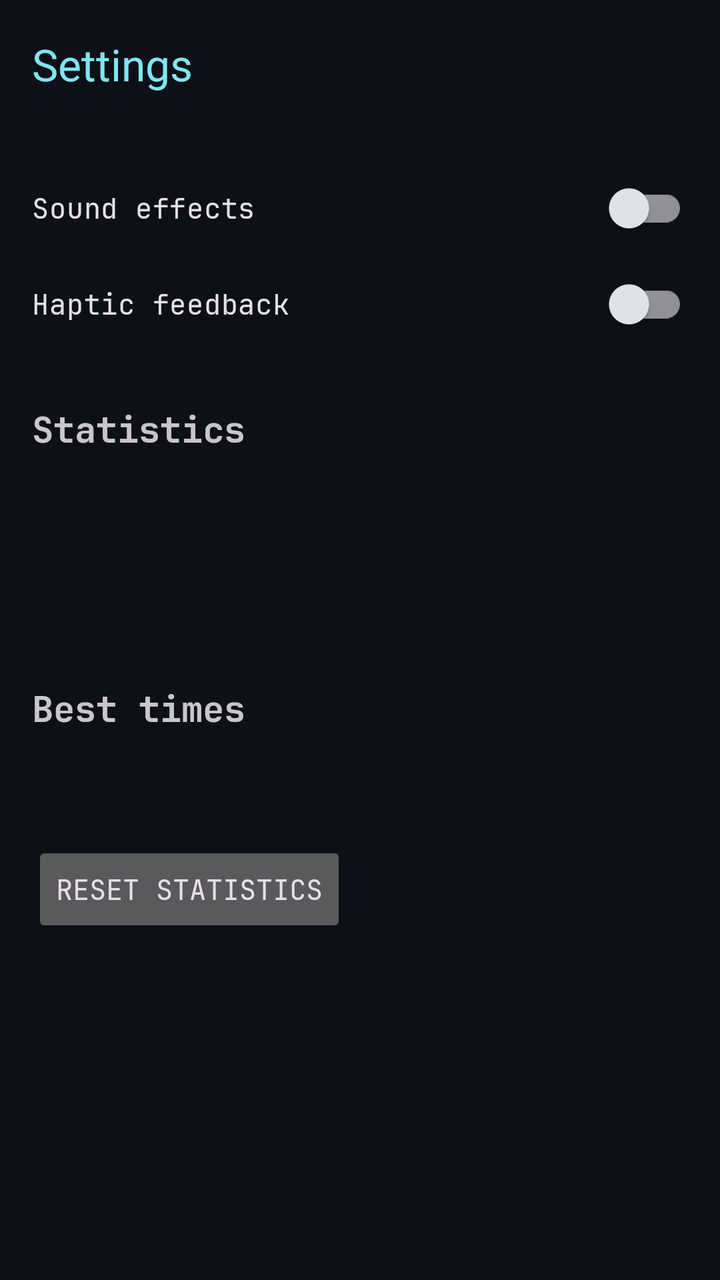
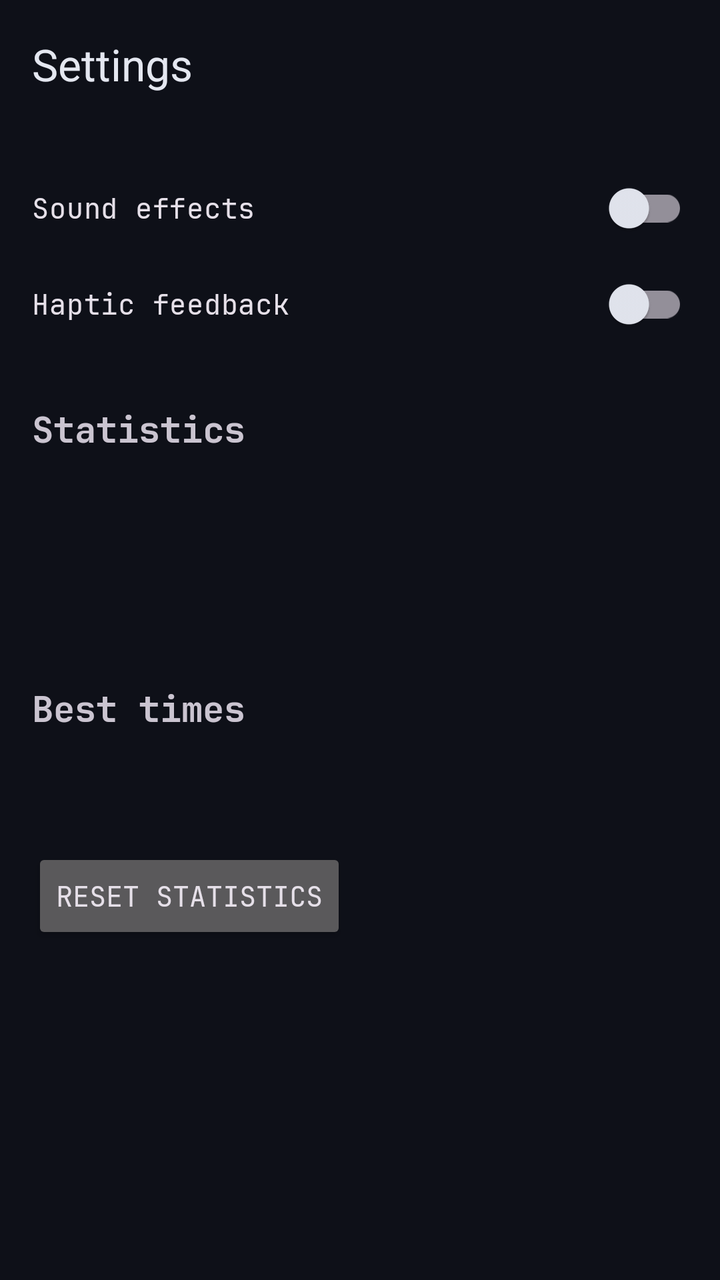

Screens rendered from an Android XML layout before and after an edit, with the pre-edit source and the edit as a unified diff.
<!-- AndroidManifest.xml: application theme Theme.PuzzleGame -->
<!-- res/layout/activity_settings.xml -->
<?xml version="1.0" encoding="utf-8"?>
<LinearLayout xmlns:android="http://schemas.android.com/apk/res/android"
    xmlns:app="http://schemas.android.com/apk/res-auto"
    android:id="@+id/root"
    android:layout_width="match_parent"
    android:layout_height="match_parent"
    android:orientation="vertical">

    <androidx.appcompat.widget.Toolbar
        android:id="@+id/toolbar"
        android:layout_width="match_parent"
        android:layout_height="?attr/actionBarSize"
        android:background="?android:colorBackground"
        app:title="@string/settings_title"
        app:titleTextColor="@color/title_text" />

    <ScrollView
        android:layout_width="match_parent"
        android:layout_height="match_parent">

        <LinearLayout
            android:layout_width="match_parent"
            android:layout_height="wrap_content"
            android:orientation="vertical"
            android:padding="16dp">

            <com.google.android.material.switchmaterial.SwitchMaterial
                android:id="@+id/sound_switch"
                android:layout_width="match_parent"
                android:layout_height="wrap_content"
                android:text="@string/sound" />

            <com.google.android.material.switchmaterial.SwitchMaterial
                android:id="@+id/haptics_switch"
                android:layout_width="match_parent"
                android:layout_height="wrap_content"
                android:text="@string/haptics" />

            <TextView
                android:layout_width="wrap_content"
                android:layout_height="wrap_content"
                android:layout_marginTop="24dp"
                android:text="@string/statistics"
                android:textSize="18sp"
                android:textStyle="bold" />

            <TextView
                android:id="@+id/games_played_text"
                android:layout_width="wrap_content"
                android:layout_height="wrap_content"
                android:layout_marginTop="8dp"
                android:textSize="15sp" />

            <TextView
                android:id="@+id/games_won_text"
                android:layout_width="wrap_content"
                android:layout_height="wrap_content"
                android:layout_marginTop="4dp"
                android:textSize="15sp" />

            <TextView
                android:id="@+id/total_moves_text"
                android:layout_width="wrap_content"
                android:layout_height="wrap_content"
                android:layout_marginTop="4dp"
                android:textSize="15sp" />

            <TextView
                android:layout_width="wrap_content"
                android:layout_height="wrap_content"
                android:layout_marginTop="24dp"
                android:text="@string/best_times"
                android:textSize="18sp"
                android:textStyle="bold" />

            <TextView
                android:id="@+id/best_times_text"
                android:layout_width="wrap_content"
                android:layout_height="wrap_content"
                android:layout_marginTop="8dp"
                android:fontFamily="monospace"
                android:textSize="15sp" />

            <Button
                android:id="@+id/reset_stats_button"
                android:layout_width="wrap_content"
                android:layout_height="wrap_content"
                android:layout_marginTop="24dp"
                android:text="@string/reset_stats" />

        </LinearLayout>
    </ScrollView>

</LinearLayout>
<!-- resources referenced by this layout -->
<resources>
  <color name="title_text">#7EE6F0</color>
  <string name="best_times">Best times</string>
  <string name="haptics">Haptic feedback</string>
  <string name="reset_stats">Reset statistics</string>
  <string name="settings_title">Settings</string>
  <string name="sound">Sound effects</string>
  <string name="statistics">Statistics</string>
  <style name="Theme.PuzzleGame" parent="Base.Theme.PuzzleGame" />
  <style name="Base.Theme.PuzzleGame" parent="Theme.Material3.Dark.NoActionBar">
          <item name="android:fontFamily">@font/jetbrains_mono</item>
          <item name="colorPrimary">@color/primary</item>
          <item name="colorOnPrimary">@color/on_primary</item>
          <item name="android:colorBackground">@color/background</item>
          <item name="colorSurface">@color/surface</item>
          <item name="colorOnSurface">@color/text_primary</item>
          <item name="colorOnSurfaceVariant">@color/text_secondary</item>
          <item name="android:windowBackground">@color/background</item>
          <item name="android:navigationBarColor">@color/background</item>
          <item name="android:statusBarColor">@color/background</item>
      </style>
  <color name="primary">#22D3EE</color>
  <color name="on_primary">#071318</color>
  <color name="background">#0E1018</color>
  <color name="surface">#161A26</color>
  <color name="text_primary">#E4E7F0</color>
  <color name="text_secondary">#8A90A0</color>
</resources>

<!-- the commit's change to res/layout/activity_settings.xml (unified diff, before → after) -->
@@ -12,7 +12,7 @@
         android:layout_height="?attr/actionBarSize"
         android:background="?android:colorBackground"
         app:title="@string/settings_title"
-        app:titleTextColor="@color/title_text" />
+        app:titleTextColor="@color/text_primary" />
 
     <ScrollView
         android:layout_width="match_parent"
@@ -78,7 +78,6 @@
                 android:layout_width="wrap_content"
                 android:layout_height="wrap_content"
                 android:layout_marginTop="8dp"
-                android:fontFamily="monospace"
                 android:textSize="15sp" />
 
             <Button
<!-- resource entries referenced after the edit -->
@@ -1,6 +1,6 @@
 <!-- resources referenced by this layout -->
 <resources>
-  <color name="title_text">#7EE6F0</color>
+  <color name="text_primary">#E4E7F0</color>
   <string name="best_times">Best times</string>
   <string name="haptics">Haptic feedback</string>
   <string name="reset_stats">Reset statistics</string>
@@ -10,8 +10,8 @@
   <style name="Theme.PuzzleGame" parent="Base.Theme.PuzzleGame" />
   <style name="Base.Theme.PuzzleGame" parent="Theme.Material3.Dark.NoActionBar">
           <item name="android:fontFamily">@font/jetbrains_mono</item>
-          <item name="colorPrimary">@color/primary</item>
-          <item name="colorOnPrimary">@color/on_primary</item>
+          <item name="colorPrimary">@color/accent_green</item>
+          <item name="colorOnPrimary">@color/on_accent</item>
           <item name="android:colorBackground">@color/background</item>
           <item name="colorSurface">@color/surface</item>
           <item name="colorOnSurface">@color/text_primary</item>
@@ -20,11 +20,10 @@
           <item name="android:navigationBarColor">@color/background</item>
           <item name="android:statusBarColor">@color/background</item>
       </style>
-  <color name="primary">#22D3EE</color>
-  <color name="on_primary">#071318</color>
+  <color name="accent_green">#00E676</color>
+  <color name="on_accent">#071318</color>
   <color name="background">#0E1018</color>
   <color name="surface">#161A26</color>
-  <color name="text_primary">#E4E7F0</color>
   <color name="text_secondary">#8A90A0</color>
 </resources>
 
